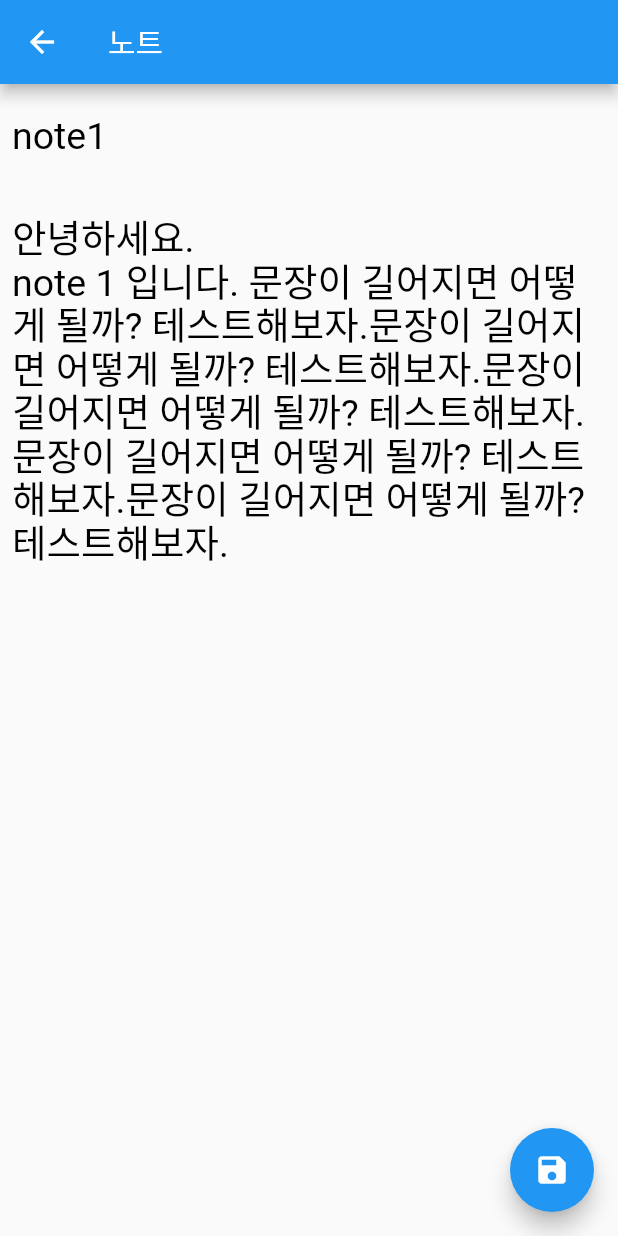
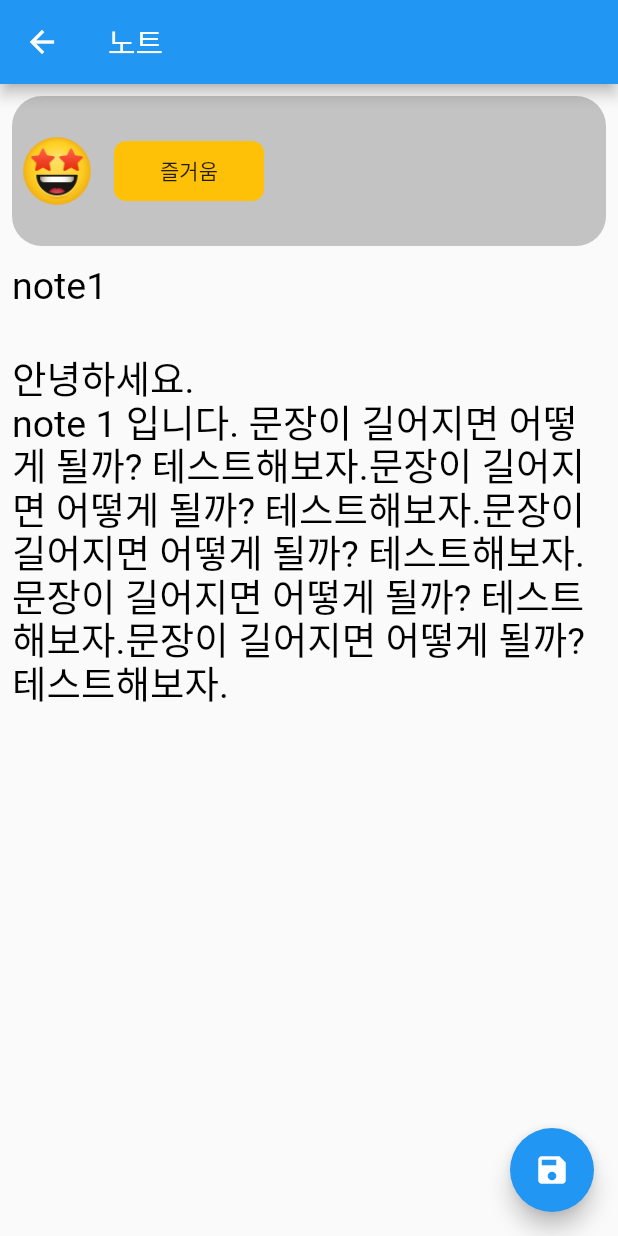
Before and after one commit to njw9108/beside_04_test, a Flutter app: the NoteEditScreen screen opened directly with sample values from the repository, on a phone screen of 412 x 824 dp. Run offline on Flutter 3.47's test engine with Material 2 defaults, Android fonts, the phone set to English and light mode, and no system bars; our stand-ins replace flutter_secure_storage, freezed_annotation, get; missing offline and left inert: kakao_flutter_sdk_user; accounts and stored records are empty; generated files the repository leaves out were written again.

Commit message:
emotion 추가

```diff
--- a/lib/di/getx_binding_builder_call_back.dart
+++ b/lib/di/getx_binding_builder_call_back.dart
@@ -5,6 +5,7 @@ import 'package:beside04_test/domain/repository/note_repository.dart';
 import 'package:beside04_test/domain/use_case/get_token_use_case.dart';
 import 'package:beside04_test/domain/use_case/kakao_login_use_case.dart';
 import 'package:beside04_test/domain/use_case/note_use_case.dart';
+import 'package:beside04_test/presentation/emotion/emotion_view_model.dart';
 import 'package:beside04_test/presentation/home/home_view_model.dart';
 import 'package:beside04_test/presentation/login/login_view_model.dart';
 import 'package:beside04_test/presentation/note_edit/note_edit_view_model.dart';
@@ -43,3 +44,7 @@ void getNoteEditBinding() {
     noteUseCase: noteUseCase,
   ));
 }
+
+void getEmotionBinding() {
+  Get.put(EmotionViewModel());
+}
--- a/lib/domain/model/note.dart
+++ b/lib/domain/model/note.dart
@@ -12,6 +12,8 @@ class Note with _$Note {
     required String title,
     required String content,
     required int timestamp,
+    required List<String> emotion,
+    required String emoticonUrl,
   }) = _Note;
 
   factory Note.fromJson(Map<String, dynamic> json) => _$NoteFromJson(json);
--- a/lib/presentation/note_edit/note_edit_screen.dart
+++ b/lib/presentation/note_edit/note_edit_screen.dart
@@ -1,22 +1,22 @@
+import 'package:beside04_test/di/getx_binding_builder_call_back.dart';
 import 'package:beside04_test/domain/model/note.dart';
+import 'package:beside04_test/presentation/home/home_screen.dart';
 import 'package:beside04_test/presentation/note_edit/note_edit_view_model.dart';
 import 'package:flutter/material.dart';
 import 'package:get/get.dart';
 
 class NoteEditScreen extends GetView<NoteEditViewModel> {
-  final Note? note;
+  final Note note;
 
   const NoteEditScreen({
     Key? key,
-    this.note,
+    required this.note,
   }) : super(key: key);
 
   @override
   Widget build(BuildContext context) {
-    if (note != null) {
-      controller.titleController.text = note!.title;
-      controller.contentController.text = note!.content;
-    }
+    controller.titleController.text = note.title;
+    controller.contentController.text = note.content;
 
     return Scaffold(
       appBar: AppBar(
@@ -25,21 +25,64 @@ class NoteEditScreen extends GetView<NoteEditViewModel> {
       floatingActionButton: FloatingActionButton(
         onPressed: () async {
           final res = await controller.saveNote(
-              note?.id,
+              note,
               controller.titleController.text,
               controller.contentController.text);
           if (res == true) {
-            Get.back(result: true);
+            Get.offAll(
+              const HomeScreen(),
+              binding: BindingsBuilder(getHomeBinding),
+            );
           }
         },
         child: const Icon(Icons.save),
       ),
       body: SafeArea(
-        child: ListView(
-          children: [
-            Padding(
-              padding: const EdgeInsets.all(8.0),
-              child: TextField(
+        child: Padding(
+          padding: const EdgeInsets.all(8.0),
+          child: ListView(
+            children: [
+              Container(
+                decoration: BoxDecoration(
+                  color: Colors.grey.withOpacity(0.6),
+                  borderRadius: BorderRadius.circular(20),
+                ),
+                height: 100,
+                child: Row(
+                  children: [
+                    Image.asset(
+                      note.emoticonUrl,
+                      width: 60,
+                      height: 60,
+                    ),
+                    Expanded(
+                      child: GridView.builder(
+                        padding: const EdgeInsets.all(8),
+                        shrinkWrap: true,
+                        itemCount: note.emotion.length,
+                        gridDelegate:
+                            const SliverGridDelegateWithFixedCrossAxisCount(
+                          crossAxisCount: 3, //1 개의 행에 보여줄 item 개수
+                          childAspectRatio: 2.5 / 1, //가로 세로 비율
+                          mainAxisSpacing: 10, //수평 Padding
+                          crossAxisSpacing: 10, //수직 Padding
+                        ),
+                        itemBuilder: (context, index) {
+                          return Container(
+                            decoration: BoxDecoration(
+                              color: Colors.amber,
+                              borderRadius: BorderRadius.circular(8),
+                            ),
+                            alignment: Alignment.center,
+                            child: Text(note.emotion[index]),
+                          );
+                        },
+                      ),
+                    ),
+                  ],
+                ),
+              ),
+              TextField(
                 controller: controller.titleController,
                 style: const TextStyle(
                   fontSize: 25,
@@ -51,10 +94,10 @@ class NoteEditScreen extends GetView<NoteEditViewModel> {
                   hintStyle: TextStyle(color: Colors.black54),
                 ),
               ),
-            ),
-            Padding(
-              padding: const EdgeInsets.all(8.0),
-              child: TextField(
+              const SizedBox(
+                height: 10,
+              ),
+              TextField(
                 controller: controller.contentController,
                 maxLines: 15,
                 style: const TextStyle(fontSize: 25, color: Colors.black),
@@ -64,8 +107,8 @@ class NoteEditScreen extends GetView<NoteEditViewModel> {
                   hintStyle: TextStyle(color: Colors.black54),
                 ),
               ),
-            ),
-          ],
+            ],
+          ),
         ),
       ),
     );
```
Also changed, not shown: lib/data/data_source/remote/note_data_source.dart (+12 -0 lines), lib/presentation/emotion/emotion_screen.dart (added, +203 -0 lines), lib/presentation/emotion/emotion_view_model.dart (added, +37 -0 lines), lib/presentation/home/home_screen.dart (+5 -10 lines), lib/presentation/note_edit/note_edit_view_model.dart (+6 -8 lines), lib/res/img/disappoint.png (added), lib/res/img/mask.png (added), lib/res/img/squinting.png (added), lib/res/img/star.png (added), lib/res/img/thinking.png (added).
